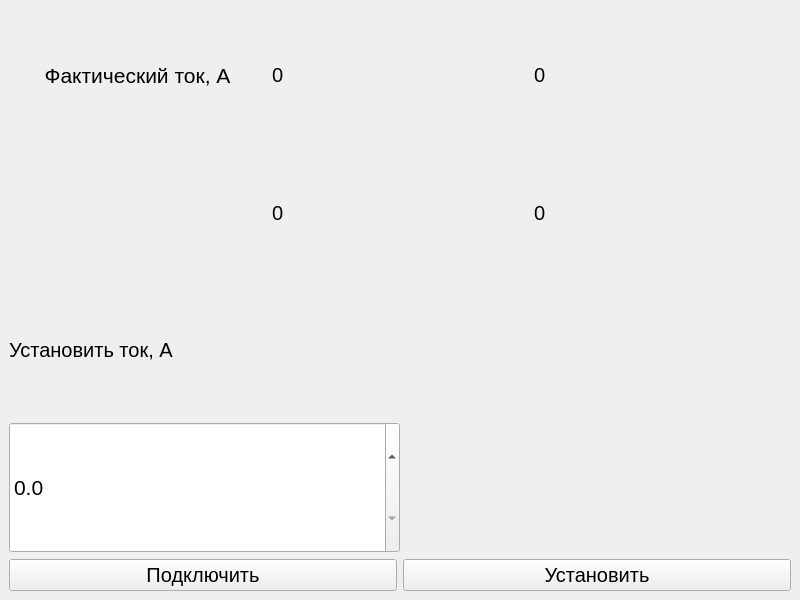
Before: the Qt Designer form mainwindow.ui in Sergey-pixel-dev/qtmodbus, drawn with Qt 5.
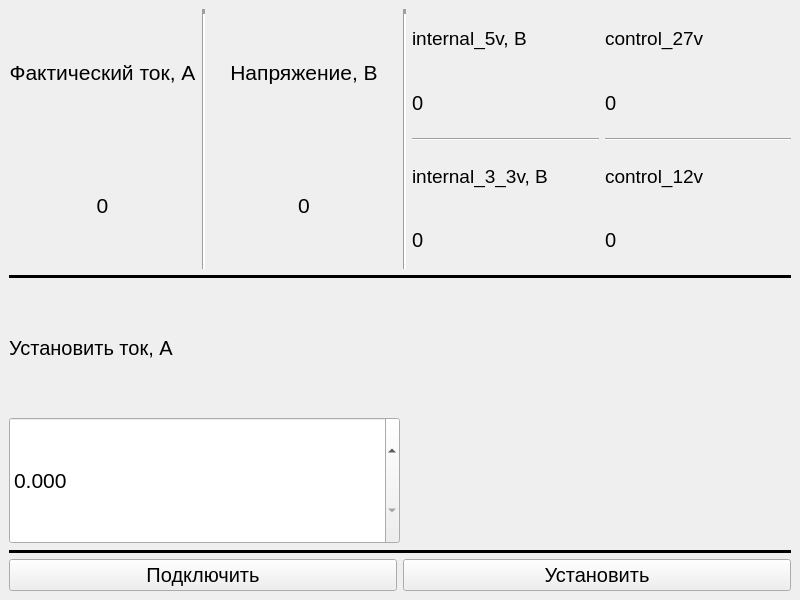
After: the same form once the commit is applied.

What changed in the file:
```diff
--- a/mainwindow.ui
+++ b/mainwindow.ui
@@ -19,6 +19,9 @@
      <layout class="QHBoxLayout" name="horizontalLayout">
       <item>
        <layout class="QVBoxLayout" name="verticalLayout_5">
+        <property name="sizeConstraint">
+         <enum>QLayout::SizeConstraint::SetDefaultConstraint</enum>
+        </property>
         <item>
          <widget class="QLabel" name="label_heater_current_2">
           <property name="font">
@@ -48,7 +51,7 @@
            </font>
           </property>
           <property name="text">
-           <string/>
+           <string>0</string>
           </property>
           <property name="alignment">
            <set>Qt::AlignmentFlag::AlignCenter</set>
@@ -57,45 +60,71 @@
         </item>
        </layout>
       </item>
+      <item>
+       <widget class="Line" name="line">
+        <property name="lineWidth">
+         <number>5</number>
+        </property>
+        <property name="orientation">
+         <enum>Qt::Orientation::Vertical</enum>
+        </property>
+       </widget>
+      </item>
+      <item>
+       <layout class="QVBoxLayout" name="verticalLayout_3">
+        <item>
+         <widget class="QLabel" name="label">
+          <property name="font">
+           <font>
+            <pointsize>16</pointsize>
+           </font>
+          </property>
+          <property name="text">
+           <string>Напряжение, В</string>
+          </property>
+          <property name="alignment">
+           <set>Qt::AlignmentFlag::AlignCenter</set>
+          </property>
+         </widget>
+        </item>
+        <item>
+         <widget class="QLabel" name="label_heater_voltage">
+          <property name="font">
+           <font>
+            <pointsize>16</pointsize>
+           </font>
+          </property>
+          <property name="text">
+           <string>0</string>
+          </property>
+          <property name="alignment">
+           <set>Qt::AlignmentFlag::AlignCenter</set>
+          </property>
+         </widget>
+        </item>
+       </layout>
+      </item>
+      <item>
+       <widget class="Line" name="line_3">
+        <property name="lineWidth">
+         <number>5</number>
+        </property>
+        <property name="orientation">
+         <enum>Qt::Orientation::Vertical</enum>
+        </property>
+       </widget>
+      </item>
       <item>
        <layout class="QVBoxLayout" name="verticalLayout_2">
         <item>
          <widget class="QLabel" name="label_27v">
           <property name="font">
            <font>
-            <pointsize>15</pointsize>
+            <pointsize>14</pointsize>
            </font>
           </property>
           <property name="text">
-           <string>0</string>
-          </property>
-         </widget>
-        </item>
-        <item>
-         <widget class="QLabel" name="label_12v">
-          <property name="font">
-           <font>
-            <pointsize>15</pointsize>
-           </font>
-          </property>
-          <property name="text">
-           <string>0</string>
-          </property>
-         </widget>
-        </item>
-       </layout>
-      </item>
-      <item>
-       <layout class="QVBoxLayout" name="verticalLayout_4">
-        <item>
-         <widget class="QLabel" name="label_internal_3_3v">
-          <property name="font">
-           <font>
-            <pointsize>15</pointsize>
-           </font>
-          </property>
-          <property name="text">
-           <string>0</string>
+           <string>internal_5v, В</string>
           </property>
          </widget>
         </item>
@@ -111,10 +140,113 @@
           </property>
          </widget>
         </item>
+        <item>
+         <widget class="Line" name="line_4">
+          <property name="orientation">
+           <enum>Qt::Orientation::Horizontal</enum>
+          </property>
+         </widget>
+        </item>
+        <item>
+         <widget class="QLabel" name="label_3">
+          <property name="font">
+           <font>
+            <pointsize>14</pointsize>
+           </font>
+          </property>
+          <property name="text">
+           <string>internal_3_3v, В</string>
+          </property>
+         </widget>
+        </item>
+        <item>
+         <widget class="QLabel" name="label_internal_3_3v">
+          <property name="font">
+           <font>
+            <pointsize>15</pointsize>
+           </font>
+          </property>
+          <property name="text">
+           <string>0</string>
+          </property>
+         </widget>
+        </item>
+       </layout>
+      </item>
+      <item>
+       <layout class="QVBoxLayout" name="verticalLayout_4">
+        <item>
+         <widget class="QLabel" name="label_4">
+          <property name="font">
+           <font>
+            <pointsize>14</pointsize>
+           </font>
+          </property>
+          <property name="text">
+           <string>control_27v</string>
+          </property>
+         </widget>
+        </item>
+        <item>
+         <widget class="QLabel" name="label_control_27v">
+          <property name="font">
+           <font>
+            <pointsize>15</pointsize>
+           </font>
+          </property>
+          <property name="text">
+           <string>0</string>
+          </property>
+         </widget>
+        </item>
+        <item>
+         <widget class="Line" name="line_5">
+          <property name="orientation">
+           <enum>Qt::Orientation::Horizontal</enum>
+          </property>
+         </widget>
+        </item>
+        <item>
+         <widget class="QLabel" name="label_5">
+          <property name="font">
+           <font>
+            <pointsize>14</pointsize>
+           </font>
+          </property>
+          <property name="text">
+           <string>control_12v</string>
+          </property>
+         </widget>
+        </item>
+        <item>
+         <widget class="QLabel" name="label_control_12v">
+          <property name="font">
+           <font>
+            <pointsize>15</pointsize>
+           </font>
+          </property>
+          <property name="text">
+           <string>0</string>
+          </property>
+         </widget>
+        </item>
        </layout>
       </item>
      </layout>
     </item>
+    <item>
+     <widget class="Line" name="line_2">
+      <property name="frameShadow">
+       <enum>QFrame::Shadow::Plain</enum>
+      </property>
+      <property name="lineWidth">
+       <number>10</number>
+      </property>
+      <property name="orientation">
+       <enum>Qt::Orientation::Horizontal</enum>
+      </property>
+     </widget>
+    </item>
     <item>
      <layout class="QHBoxLayout" name="horizontalLayout_2">
       <item>
@@ -153,7 +285,7 @@
              </font>
             </property>
             <property name="decimals">
-             <number>1</number>
+             <number>3</number>
             </property>
             <property name="maximum">
              <double>30.000000000000000</double>
@@ -182,6 +314,19 @@
       </item>
      </layout>
     </item>
+    <item>
+     <widget class="Line" name="line_6">
+      <property name="frameShadow">
+       <enum>QFrame::Shadow::Plain</enum>
+      </property>
+      <property name="lineWidth">
+       <number>10</number>
+      </property>
+      <property name="orientation">
+       <enum>Qt::Orientation::Horizontal</enum>
+      </property>
+     </widget>
+    </item>
     <item>
      <layout class="QHBoxLayout" name="horizontalLayout_3">
       <item>
```
Left out of the diff: 8 changed lines with no effect on the pictures.
